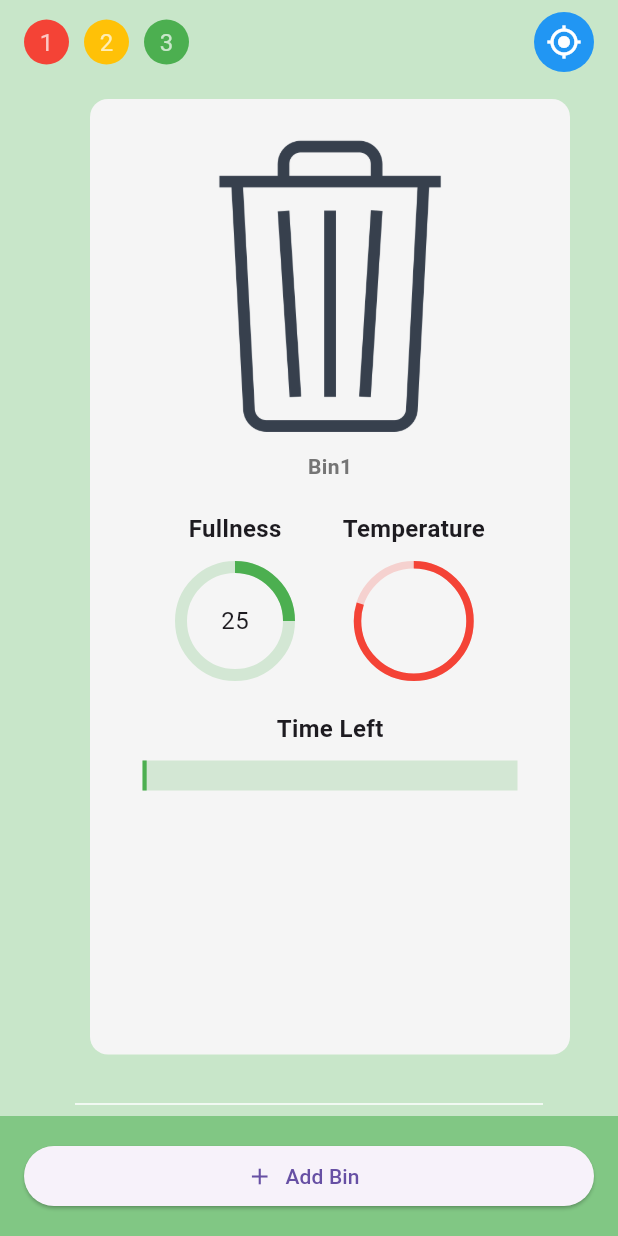
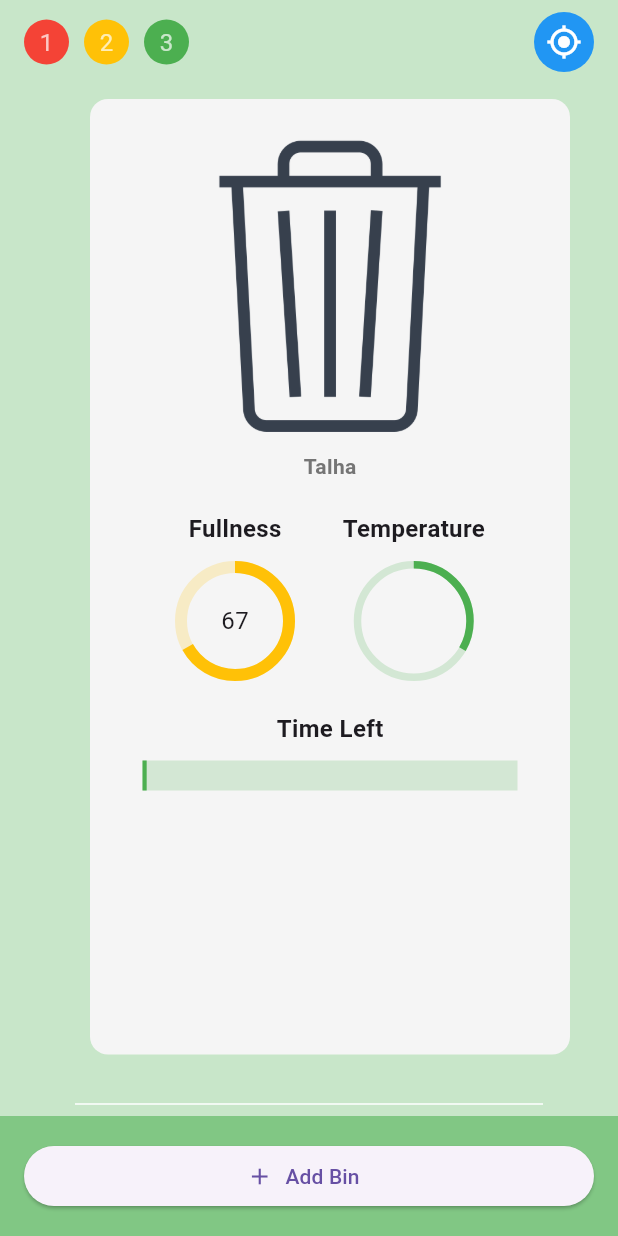
Before and after one commit to Vidi-M/IOT-Waste-Management, a Flutter app: the screen it shows after launch, after a tap on "Start", on a phone screen of 412 x 824 dp. Run offline on Flutter 3.47's test engine with Material 3 defaults, Android fonts, the phone set to English and light mode, and no system bars; drawn by our look-alikes of percent_indicator; our stand-ins replace carousel_slider, firebase_core, firebase_database, flutter_local_notifications, geocoding, geolocator and 3 more; missing offline and left inert: dart:ffi; accounts and stored records are empty.

Commit message:
add different items to the bin list

```diff
--- a/iot_app/iot_app/lib/main.dart
+++ b/iot_app/iot_app/lib/main.dart
@@ -1,6 +1,8 @@
 import 'package:firebase_core/firebase_core.dart';
 import 'package:flutter/material.dart';
 import 'package:iot_app/firebase_options.dart';
+import 'package:iot_app/pages/models/bin_list.dart';
+import 'package:provider/provider.dart';
 import 'pages/intro_page.dart';
 
 void main() async {
@@ -16,9 +18,12 @@ class MyApp extends StatelessWidget {
 
   @override
   Widget build(BuildContext context) {
-    return const MaterialApp(
-      debugShowCheckedModeBanner: false,
-      home: IntroPage(),
+    return ChangeNotifierProvider(
+      create: (context) => BinList(),
+      builder: (context, child) => const MaterialApp(
+        debugShowCheckedModeBanner: false,
+        home: IntroPage(),
+      ),
     );
   }
 }
--- a/iot_app/iot_app/lib/pages/components/bin_tile.dart
+++ b/iot_app/iot_app/lib/pages/components/bin_tile.dart
@@ -13,7 +13,7 @@ Color getColor(double value) {
   }
 }
 
-int maxTemp = 25;
+int maxTemp = 30;
 
 class BinTile extends StatelessWidget {
   final Bin bin;
--- a/iot_app/iot_app/lib/pages/home_page.dart
+++ b/iot_app/iot_app/lib/pages/home_page.dart
@@ -2,7 +2,9 @@ import 'package:flutter/material.dart';
 import 'package:iot_app/pages/map_page.dart';
 import 'package:iot_app/pages/timer.dart';
 import 'package:iot_app/pages/models/bin.dart';
+import 'package:iot_app/pages/models/bin_list.dart';
 import 'package:iot_app/pages/add_bin_page.dart';
+import 'package:provider/provider.dart';
 
 import 'components/bin_tile.dart';
 
@@ -16,7 +18,8 @@ class HomePage extends StatefulWidget {
 class _HomePageState extends State<HomePage> {
   @override
   Widget build(BuildContext context) {
-    return Scaffold(
+    return Consumer<BinList>(
+      builder: (context, value, child) => Scaffold(
         backgroundColor: Colors.green[100],
 
         //top traffic lights + map
@@ -128,21 +131,15 @@ class _HomePageState extends State<HomePage> {
                 const SizedBox(height: 10),
                 Expanded(
                   child: ListView.builder(
-                  itemCount: 4,
+                    itemCount: value.getBinList().length,
                     scrollDirection: Axis.horizontal,
                     itemBuilder: (context, index) {
-                    Bin bin = Bin(
-                      img: 'lib/images/bin.png',
-                      name: 'Bin${index + 1}',
-                      fullness: '25',
-                      temp: '20',
-                    );
+                      Bin bin = value.getBinList()[index];
 
                       return Padding(
                         padding: const EdgeInsets.symmetric(horizontal: 10),
                         child: BinTile(
                           bin: bin,
-                        //onEditPressed: increaseValues,
                         ),
                       );
                     },
@@ -174,18 +171,12 @@ class _HomePageState extends State<HomePage> {
                       AddBinPage(), // Replace YourNextPage() with the page you want to navigate to
                 ),
               );
-            // Navigator.push(
-            //   context,
-            //   MaterialPageRoute(
-            //     builder: (context) =>
-            //         const AddBinPage(), // Replace YourNextPage() with the page you want to navigate to
-            //   ),
-            // );
             },
             icon: const Icon(Icons.add),
             label: const Text('Add Bin'), // Text of the button
           ),
         ),
+      ),
     );
   }
 }
--- /dev/null
+++ b/iot_app/iot_app/lib/pages/models/bin_list.dart
@@ -0,0 +1,21 @@
+import 'package:flutter/foundation.dart';
+
+import 'bin.dart';
+
+class BinList extends ChangeNotifier {
+  List<Bin> bins = [
+    Bin(
+      img: 'lib/images/bin.png',
+      name: 'Talha',
+      fullness: '67',
+      temp: '10',
+    ),
+    Bin(img: 'lib/images/bin.png', name: 'Marcus', fullness: '90', temp: '28'),
+    Bin(img: 'lib/images/bin.png', name: 'Vidisha', fullness: '23', temp: '16'),
+    Bin(img: 'lib/images/bin.png', name: 'Louis', fullness: '84', temp: '5'),
+  ];
+
+  List<Bin> getBinList() {
+    return bins;
+  }
+}
--- a/iot_app/iot_app/lib/pages/models/coundown.dart
+++ b/iot_app/iot_app/lib/pages/models/coundown.dart
@@ -1,5 +1,5 @@
 import 'dart:async';
-import 'timedifference.dart'; // Assuming TimerDifferenceHandler class is defined in a separate file
+import 'timedifference.dart';
 import 'package:iot_app/pages/models/bin.dart';
 
 Bin bin = Bin(
--- a/iot_app/iot_app/lib/pages/timer.dart
+++ b/iot_app/iot_app/lib/pages/timer.dart
@@ -13,6 +13,8 @@ Bin bin = Bin(
   fullness: '25',
   temp: '30',
 );
+
+
 
 Color getColor(double value) {
   if (value <= 0.5) {
```
Lines whose indentation alone changed are shown as unchanged.
